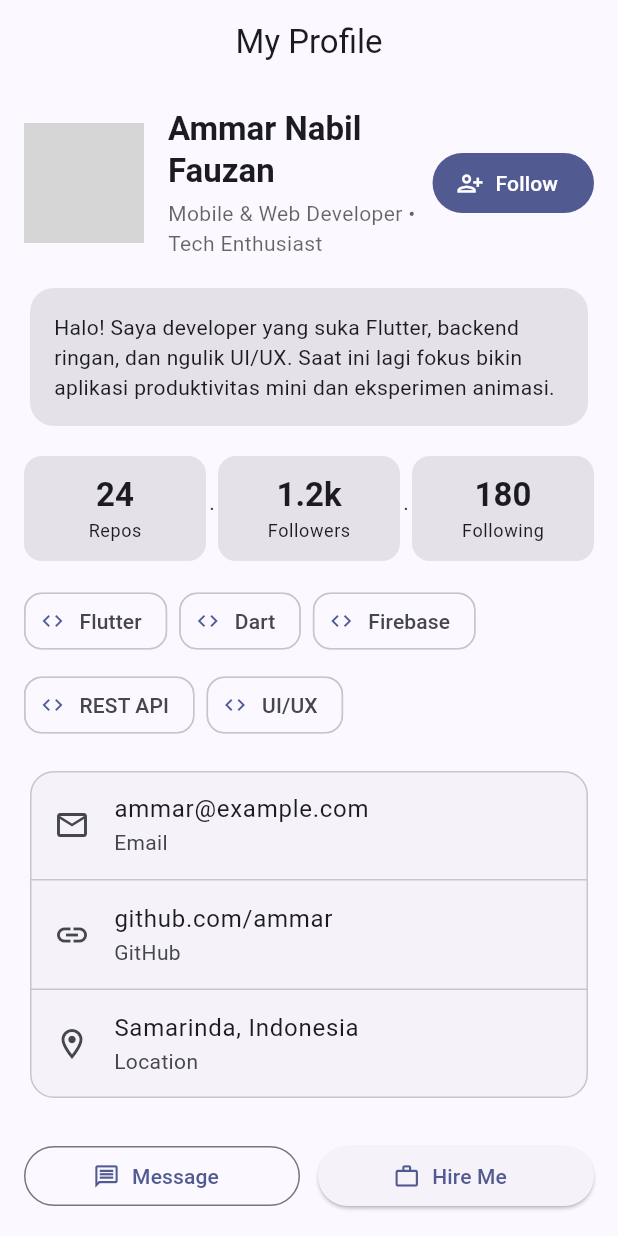
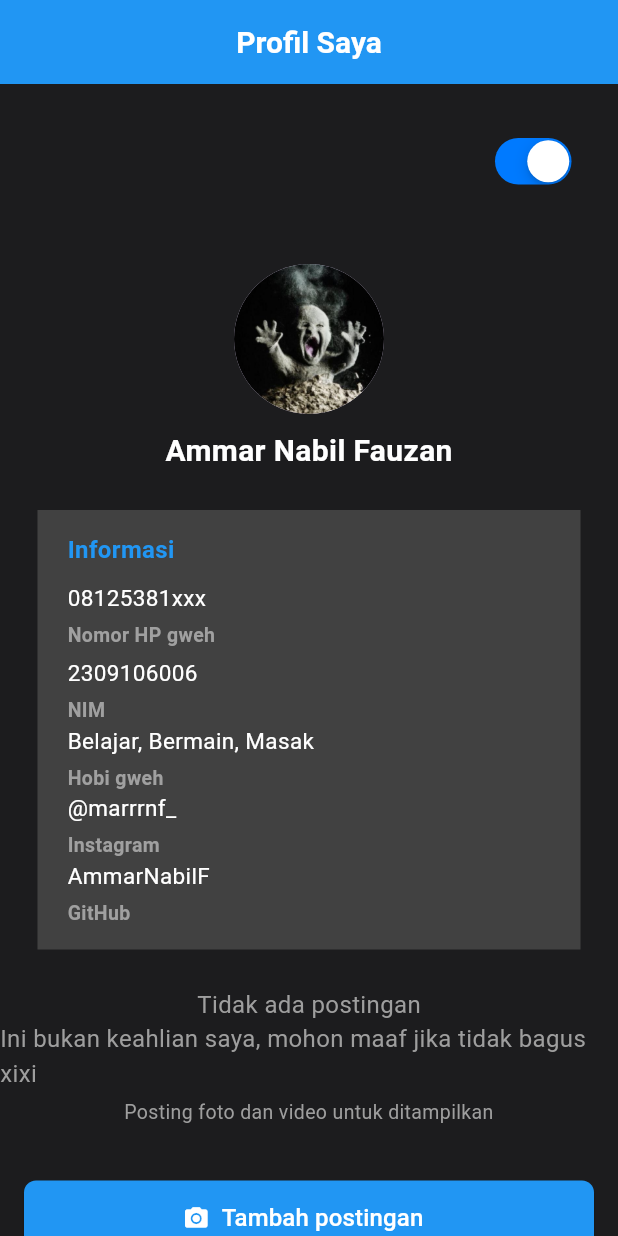
Before and after one commit to AmmarNabilF/merreu-with-flutter, a Flutter app: the screen it shows after launch, on a phone screen of 412 x 824 dp. Run offline on Flutter 3.47's test engine with Material 3 defaults, Android fonts, the phone set to English and light mode, and no system bars; grey boxes are pictures that could not be loaded.

Commit message:
update-add theme switcher button

```diff
--- a/lib/main.dart
+++ b/lib/main.dart
@@ -1,234 +1,151 @@
+import 'package:flutter/cupertino.dart';
 import 'package:flutter/material.dart';
 
-void main() => runApp(const MyApp());
+void main(List<String> args) {
+  runApp(MyProfile());
+}
 
-class MyApp extends StatelessWidget {
-  const MyApp({super.key});
+class MyProfile extends StatefulWidget {
+  const MyProfile({super.key});
+
+  @override
+  State<MyProfile> createState() => _MyProfileState();
+}
+
+class _MyProfileState extends State<MyProfile> {
+  bool _isSwitching = true;
 
   @override
   Widget build(BuildContext context) {
     return MaterialApp(
-      title: 'Profile Demo',
-      theme: ThemeData(
-        colorScheme: ColorScheme.fromSeed(seedColor: Colors.indigo),
-        useMaterial3: true,
+      debugShowCheckedModeBanner: false,
+      home: Scaffold(
+        backgroundColor: _isSwitching ? const Color(0xFF1C1C1E) : const Color.fromARGB(255, 240, 240, 240),
+        appBar: AppBar(
+          backgroundColor: const Color(0xFF2196F3),
+          elevation: 0,
+          title: Text(
+            "Profil Saya",
+            style: TextStyle(fontSize: 20, fontWeight: FontWeight.bold, color: Colors.white),
           ),
-      home: const ProfilePage(),
-      debugShowCheckedModeBanner: false,
-    );
-  }
-}
-
-class ProfilePage extends StatefulWidget {
-  const ProfilePage({super.key});
-
-  @override
-  State<ProfilePage> createState() => _ProfilePageState();
-}
-
-class _ProfilePageState extends State<ProfilePage> {
-  bool following = false;
-
-  @override
-  Widget build(BuildContext context) {
-    final theme = Theme.of(context);
-
-    return Scaffold(
-      appBar: AppBar(title: const Text('My Profile'), centerTitle: true),
+          centerTitle: true,
+        ),
         body: SingleChildScrollView(
-        padding: const EdgeInsets.all(16),
           child: Column(
-          crossAxisAlignment: CrossAxisAlignment.stretch,
             children: [
-            // Header (foto + nama + tombol)
-            Row(
-              crossAxisAlignment: CrossAxisAlignment.center,
+              Padding(
+                padding: const EdgeInsets.fromLTRB(15, 12, 15, 0),
+                child: SizedBox(
+                  height: 88,
+                  child: Stack(
+                    clipBehavior: Clip.none,
                     children: [
-                const CircleAvatar(
-                  radius: 40,
-                  backgroundImage: NetworkImage(
-                    'https://i.pravatar.cc/300?img=12', // ganti dgn asset/image mu
+                      Positioned(
+                        right: 12,
+                        top: 20,
+                        child: CupertinoSwitch(
+                          value: _isSwitching,
+                          activeColor: CupertinoColors.activeBlue,
+                          onChanged: (bool v) {
+                            setState(() => _isSwitching = v);
+                          },
                         ),
-                ),
-                const SizedBox(width: 16),
-                Expanded(
-                  child: Column(
-                    crossAxisAlignment: CrossAxisAlignment.start,
-                    children: [
-                      Text(
-                        'Ammar Nabil Fauzan',
-                        style: theme.textTheme.titleLarge?.copyWith(fontWeight: FontWeight.w700),
-                      ),
-                      const SizedBox(height: 4),
-                      Text(
-                        'Mobile & Web Developer • Tech Enthusiast',
-                        style: theme.textTheme.bodyMedium?.copyWith(color: theme.hintColor),
                       ),
                     ],
                   ),
                 ),
-                const SizedBox(width: 8),
-                FilledButton.icon(
-                  onPressed: () => setState(() => following = !following),
-                  icon: Icon(following ? Icons.check : Icons.person_add_alt),
-                  label: Text(following ? 'Following' : 'Follow'),
               ),
+              const SizedBox(height: 20),
+              CircleAvatar(radius: 50, backgroundImage: AssetImage("assets/images/Ash-baby.jpg")),
+              const SizedBox(height: 10),
+              Text(
+                "Ammar Nabil Fauzan",
+                style: TextStyle(
+                  fontSize: 20,
+                  fontWeight: FontWeight.bold,
+                  color: _isSwitching ? Colors.white : Colors.black),
+              ),
+              const SizedBox(height: 20),
+
+              Container(
+                width: double.infinity,
+                margin: EdgeInsetsDirectional.symmetric(horizontal: 25, vertical: 5),
+                padding: EdgeInsets.symmetric(horizontal : 20, vertical : 15),
+                color: _isSwitching ? const Color.fromARGB(255, 65, 65, 65) : const Color.fromARGB(255, 199, 199, 199),
+                child: Column(
+                  crossAxisAlignment: CrossAxisAlignment.start,
+                  children: [
+                    const Text(
+                      "Informasi",
+                      style: TextStyle(
+                        color: Color(0xFF2196F3),
+                        fontSize: 16,
+                        fontWeight: FontWeight.bold,
+                      ),
+                    ),
+                    const SizedBox(height: 10),
+                    Text("08125381xxx", style: TextStyle(color: _isSwitching ? Colors.white : Colors.black, fontSize: 15)),
+                    const SizedBox(height: 5),
+                    Text("Nomor HP gweh", style: TextStyle(color:_isSwitching ? const Color.fromARGB(255, 160, 160, 160) : const Color.fromARGB(255, 59, 59, 59), fontSize: 13, fontWeight: FontWeight.bold)),
+                    const SizedBox(height: 5),
+                    Text("2309106006", style: TextStyle(color:_isSwitching ? Colors.white : Colors.black, fontSize: 15)),
+                    const SizedBox(height: 5),
+                    Text("NIM", style: TextStyle(color:_isSwitching ? const Color.fromARGB(255, 160, 160, 160) : const Color.fromARGB(255, 59, 59, 59), fontSize: 13, fontWeight: FontWeight.bold)),
+                    Text(
+                      "Belajar, Bermain, Masak",
+                      style: TextStyle(color:_isSwitching ? Colors.white : Colors.black, fontSize: 15),
+                    ),
+                    const SizedBox(height: 5),
+                    Text("Hobi gweh", style: TextStyle(color:_isSwitching ? const Color.fromARGB(255, 160, 160, 160) : const Color.fromARGB(255, 59, 59, 59), fontSize: 13, fontWeight: FontWeight.bold)),
+                    Text("@marrrnf_", style: TextStyle(color:_isSwitching ? Colors.white : Colors.black, fontSize: 15)),
+                    const SizedBox(height: 5),
+                    Text("Instagram", style: TextStyle(color:_isSwitching ? const Color.fromARGB(255, 160, 160, 160) : const Color.fromARGB(255, 59, 59, 59), fontSize: 13, fontWeight: FontWeight.bold)),
+                    Text("AmmarNabilF", style: TextStyle(color:_isSwitching ? Colors.white : Colors.black, fontSize: 15)),
+                    const SizedBox(height: 5),
+                    Text("GitHub", style: TextStyle(color:_isSwitching ?const Color.fromARGB(255, 160, 160, 160) : const Color.fromARGB(255, 59, 59, 59), fontSize: 13, fontWeight: FontWeight.bold)),
                   ],
-            ),
-
-            const SizedBox(height: 16),
-
-            // Bio singkat
-            Card(
-              elevation: 0,
-              color: theme.colorScheme.surfaceContainerHighest,
-              shape: RoundedRectangleBorder(borderRadius: BorderRadius.circular(16)),
-              child: const Padding(
-                padding: EdgeInsets.all(16),
-                child: Text(
-                  'Halo! Saya developer yang suka Flutter, backend ringan, dan ngulik UI/UX. '
-                  'Saat ini lagi fokus bikin aplikasi produktivitas mini dan eksperimen animasi.',
-                ),
                 ),
               ),
 
-            const SizedBox(height: 16),
-
-            // Statistik
-            Row(
-              children: const [
-                _StatItem(value: '24', label: 'Repos'),
-                _DividerDot(),
-                _StatItem(value: '1.2k', label: 'Followers'),
-                _DividerDot(),
-                _StatItem(value: '180', label: 'Following'),
-              ],
+              Container(
+                padding: const EdgeInsets.symmetric(vertical: 20),
+                child: Column(
+                  children: [
+                    Text("Tidak ada postingan", style: TextStyle(color: _isSwitching ? Colors.grey: Colors.black, fontSize: 16)),
+                    Text(
+                      "Ini bukan keahlian saya, mohon maaf jika tidak bagus xixi",
+                      style: TextStyle(color: _isSwitching ? Colors.grey: Colors.black, fontSize: 16),
                     ),
-
-            const SizedBox(height: 16),
-
-            // Keterampilan / tags
-            Wrap(
-              spacing: 8,
-              runSpacing: 8,
-              children: const [
-                _SkillChip('Flutter'),
-                _SkillChip('Dart'),
-                _SkillChip('Firebase'),
-                _SkillChip('REST API'),
-                _SkillChip('UI/UX'),
-              ],
-            ),
-
-            const SizedBox(height: 16),
-
-            // Kontak / tautan
-            Card(
-              elevation: 0,
-              shape: RoundedRectangleBorder(
-                borderRadius: BorderRadius.circular(16),
-                side: BorderSide(color: theme.colorScheme.outlineVariant),
-              ),
-              child: Column(
-                children: const [
-                  ListTile(
-                    leading: Icon(Icons.email_outlined),
-                    title: Text('ammar@example.com'),
-                    subtitle: Text('Email'),
-                  ),
-                  Divider(height: 1),
-                  ListTile(
-                    leading: Icon(Icons.link),
-                    title: Text('github.com/ammar'),
-                    subtitle: Text('GitHub'),
-                  ),
-                  Divider(height: 1),
-                  ListTile(
-                    leading: Icon(Icons.location_on_outlined),
-                    title: Text('Samarinda, Indonesia'),
-                    subtitle: Text('Location'),
+                    SizedBox(height: 5),
+                    Text(
+                      "Posting foto dan video untuk ditampilkan",
+                      style: TextStyle(color: _isSwitching ? Colors.grey: Colors.black, fontSize: 13),
+                      textAlign: TextAlign.center,
                     ),
                   ],
                 ),
               ),
 
-            const SizedBox(height: 24),
-
-            // Tombol aksi
-            Row(
-              children: [
-                Expanded(
-                  child: OutlinedButton.icon(
+              Padding(
+                padding: const EdgeInsets.all(16.0),
+                child: ElevatedButton.icon(
+                  style: ElevatedButton.styleFrom(
+                    backgroundColor: Colors.blue,
+                    minimumSize: const Size.fromHeight(50),
+                    shape: RoundedRectangleBorder(borderRadius: BorderRadius.circular(8)),
+                  ),
                   onPressed: () {},
-                    icon: const Icon(Icons.message_outlined),
-                    label: const Text('Message'),
+                  icon: const Icon(Icons.camera_alt, color: Colors.white),
+                  label: const Text(
+                    "Tambah postingan",
+                    style: TextStyle(color: Colors.white, fontSize: 16),
                   ),
-                ),
-                const SizedBox(width: 12),
-                Expanded(
-                  child: ElevatedButton.icon(
-                    onPressed: () {},
-                    icon: const Icon(Icons.work_outline),
-                    label: const Text('Hire Me'),
                 ),
               ),
             ],
           ),
-          ],
         ),
       ),
     );
   }
 }
-
-class _StatItem extends StatelessWidget {
-  final String value;
-  final String label;
-  const _StatItem({required this.value, required this.label});
-
-  @override
-  Widget build(BuildContext context) {
-    final theme = Theme.of(context);
-    return Expanded(
-      child: Container(
-        padding: const EdgeInsets.symmetric(vertical: 12),
-        decoration: BoxDecoration(
-          color: theme.colorScheme.surfaceContainerHighest,
-          borderRadius: BorderRadius.circular(12),
-        ),
-        child: Column(
-          children: [
-            Text(value, style: theme.textTheme.titleLarge?.copyWith(fontWeight: FontWeight.bold)),
-            const SizedBox(height: 2),
-            Text(label, style: theme.textTheme.bodySmall),
-          ],
-        ),
-      ),
-    );
-  }
-}
-
-class _DividerDot extends StatelessWidget {
-  const _DividerDot();
-
-  @override
-  Widget build(BuildContext context) {
-    return const SizedBox(width: 8, child: Center(child: Text('·')));
-  }
-}
-
-class _SkillChip extends StatelessWidget {
-  final String label;
-  const _SkillChip(this.label);
-
-  @override
-  Widget build(BuildContext context) {
-    final theme = Theme.of(context);
-    return Chip(
-      label: Text(label),
-      avatar: const Icon(Icons.code, size: 16),
-      side: BorderSide(color: theme.colorScheme.outlineVariant),
-      shape: RoundedRectangleBorder(borderRadius: BorderRadius.circular(12)),
-    );
-  }
-}
--- a/pubspec.yaml
+++ b/pubspec.yaml
@@ -44,7 +44,7 @@ dev_dependencies:
   # activated in the `analysis_options.yaml` file located at the root of your
   # package. See that file for information about deactivating specific lint
   # rules and activating additional ones.
-  flutter_lints: ^5.0.0
+  flutter_lints: ^6.0.0
 
 # For information on the generic Dart part of this file, see the
 # following page: https://dart.dev/tools/pub/pubspec
```
Also changed, not shown: pubspec.lock. Lines whose indentation alone changed are shown as unchanged.
